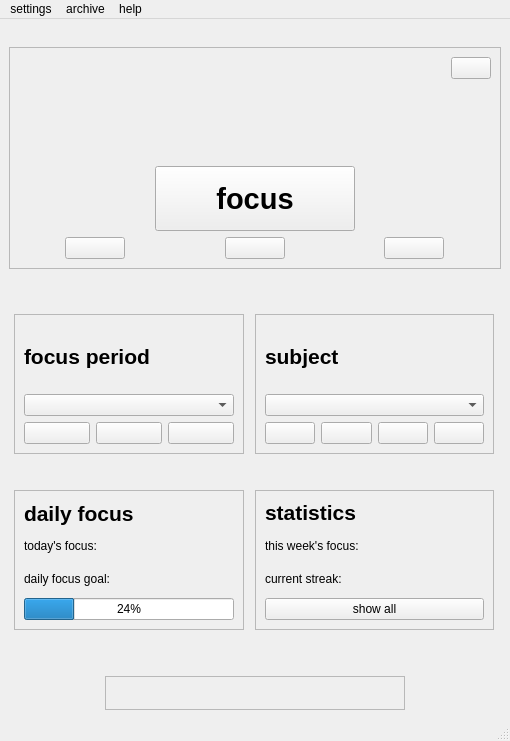
The window that ui/mainwindow.ui (dop14/monkmode) describes before a commit, drawn with Qt 5.
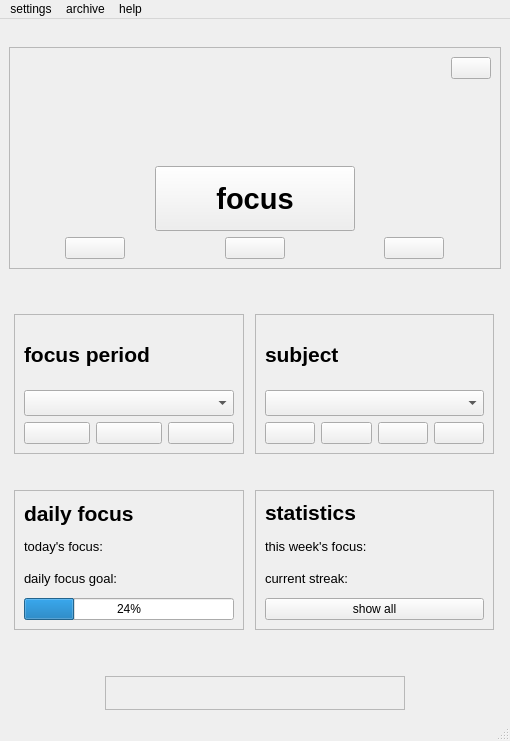
The same window after the commit. Icons and pictures are not drawn.

The edit to the form file:
```diff
--- a/ui/mainwindow.ui
+++ b/ui/mainwindow.ui
@@ -264,7 +264,13 @@
               </widget>
              </item>
              <item>
-              <widget class="QComboBox" name="period_combobox"/>
+              <widget class="QComboBox" name="period_combobox">
+               <property name="font">
+                <font>
+                 <pointsize>11</pointsize>
+                </font>
+               </property>
+              </widget>
              </item>
              <item>
               <layout class="QHBoxLayout" name="horizontalLayout">
@@ -361,6 +367,11 @@
              </item>
              <item>
               <widget class="QLabel" name="today_label">
+               <property name="font">
+                <font>
+                 <pointsize>10</pointsize>
+                </font>
+               </property>
                <property name="text">
                 <string>today's focus:</string>
                </property>
@@ -368,6 +379,11 @@
              </item>
              <item>
               <widget class="QLabel" name="daily_goal_label">
+               <property name="font">
+                <font>
+                 <pointsize>10</pointsize>
+                </font>
+               </property>
                <property name="text">
                 <string>daily focus goal:</string>
                </property>
@@ -422,7 +438,13 @@
               </widget>
              </item>
              <item>
-              <widget class="QComboBox" name="subject_combobox"/>
+              <widget class="QComboBox" name="subject_combobox">
+               <property name="font">
+                <font>
+                 <pointsize>11</pointsize>
+                </font>
+               </property>
+              </widget>
              </item>
              <item>
               <layout class="QHBoxLayout" name="horizontalLayout_2">
@@ -523,6 +545,11 @@
              </item>
              <item>
               <widget class="QLabel" name="this_week_focus">
+               <property name="font">
+                <font>
+                 <pointsize>10</pointsize>
+                </font>
+               </property>
                <property name="text">
                 <string>this week's focus:</string>
                </property>
@@ -530,6 +557,11 @@
              </item>
              <item>
               <widget class="QLabel" name="current_streak_label">
+               <property name="font">
+                <font>
+                 <pointsize>10</pointsize>
+                </font>
+               </property>
                <property name="text">
                 <string>current streak:</string>
                </property>
```
Left out of the diff: 7 changed lines with no effect on the pictures.
